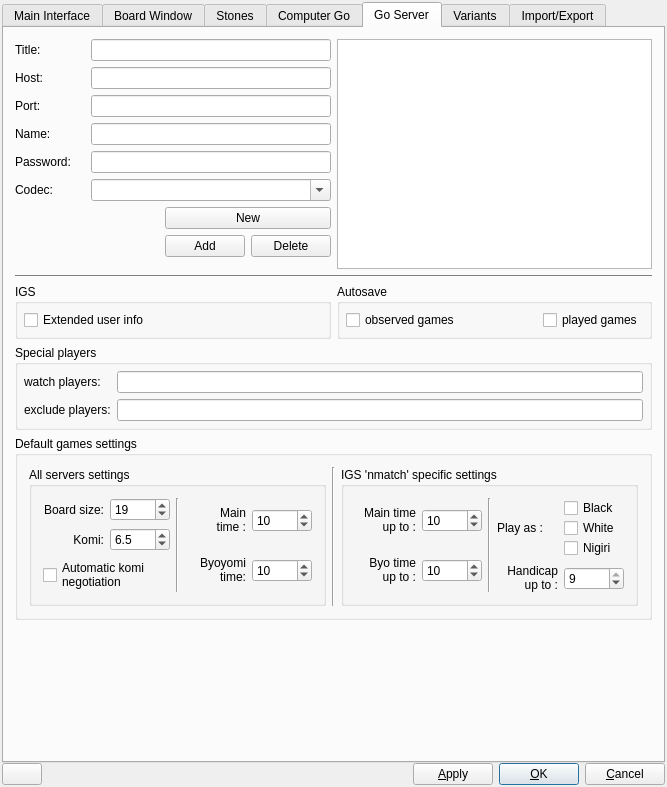
Above: src/preferences_gui.ui from bernds/q5Go before the change. Below: the same form after it.
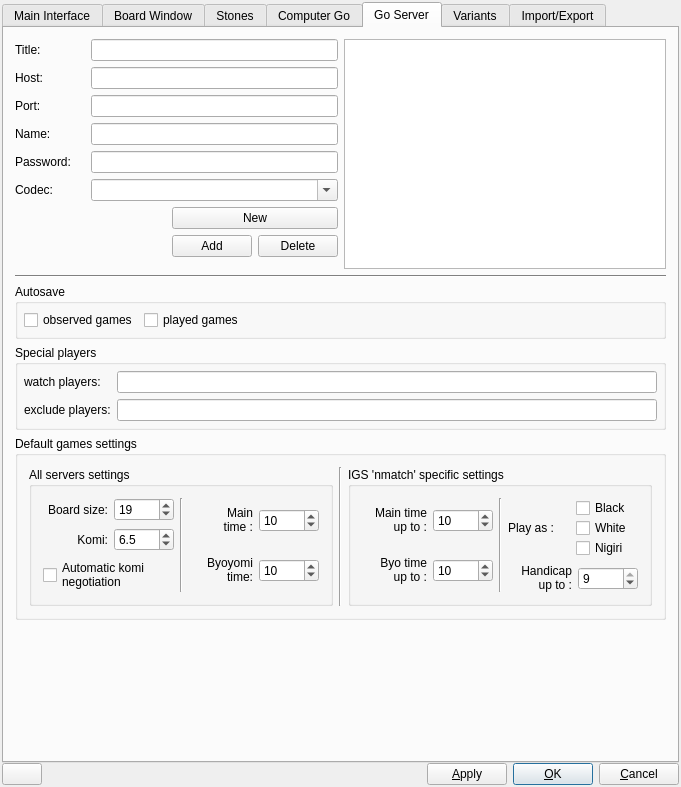
That is the form after the change. The open tabs and pages were chosen to show the change. Icons and pictures are not drawn. Custom widgets are drawn as their Qt base class.

The edit to the form file:
```diff
--- a/src/preferences_gui.ui
+++ b/src/preferences_gui.ui
@@ -6,7 +6,7 @@
    <rect>
     <x>0</x>
     <y>0</y>
-    <width>667</width>
+    <width>681</width>
     <height>787</height>
    </rect>
   </property>
@@ -2872,140 +2872,6 @@
          </item>
         </layout>
        </item>
-       <item row="11" column="0">
-        <widget class="QGroupBox" name="IGSgroup_box">
-         <property name="sizePolicy">
-          <sizepolicy hsizetype="Preferred" vsizetype="Minimum">
-           <horstretch>0</horstretch>
-           <verstretch>0</verstretch>
-          </sizepolicy>
-         </property>
-         <property name="title">
-          <string>IGS</string>
-         </property>
-         <layout class="QHBoxLayout" name="horizontalLayout_3">
-          <property name="spacing">
-           <number>6</number>
-          </property>
-          <property name="leftMargin">
-           <number>6</number>
-          </property>
-          <property name="topMargin">
-           <number>6</number>
-          </property>
-          <property name="rightMargin">
-           <number>6</number>
-          </property>
-          <property name="bottomMargin">
-           <number>6</number>
-          </property>
-          <item>
-           <widget class="QCheckBox" name="CheckBox_extUserInfo">
-            <property name="focusPolicy">
-             <enum>Qt::NoFocus</enum>
-            </property>
-            <property name="toolTip">
-             <string>see more information from users -&gt; slow!</string>
-            </property>
-            <property name="whatsThis">
-             <string>If checked then additional information is requested from server.
-
-'user' cmd instead of 'who', thus, info string, won/lost, country and language settings are available.
-
-Works slow! Use 'Refresh players' after changing.
-
-On IGS only.</string>
-            </property>
-            <property name="text">
-             <string>Extended user info</string>
-            </property>
-           </widget>
-          </item>
-         </layout>
-        </widget>
-       </item>
-       <item row="11" column="1">
-        <widget class="QGroupBox" name="IGSgroup_box_2">
-         <property name="sizePolicy">
-          <sizepolicy hsizetype="Preferred" vsizetype="Minimum">
-           <horstretch>0</horstretch>
-           <verstretch>0</verstretch>
-          </sizepolicy>
-         </property>
-         <property name="title">
-          <string>Autosave</string>
-         </property>
-         <layout class="QHBoxLayout">
-          <property name="spacing">
-           <number>6</number>
-          </property>
-          <property name="leftMargin">
-           <number>6</number>
-          </property>
-          <property name="topMargin">
-           <number>6</number>
-          </property>
-          <property name="rightMargin">
-           <number>6</number>
-          </property>
-          <property name="bottomMargin">
-           <number>6</number>
-          </property>
-          <item>
-           <widget class="QCheckBox" name="CheckBox_autoSave">
-            <property name="focusPolicy">
-             <enum>Qt::NoFocus</enum>
-            </property>
-            <property name="toolTip">
-             <string>check for automatic saving observed games</string>
-            </property>
-            <property name="whatsThis">
-             <string>Autosave
-
-If checked then when an observed game completes, it is automatically saved in the working directory</string>
-            </property>
-            <property name="text">
-             <string>observed games</string>
-            </property>
-           </widget>
-          </item>
-          <item>
-           <spacer name="spacer12">
-            <property name="orientation">
-             <enum>Qt::Horizontal</enum>
-            </property>
-            <property name="sizeType">
-             <enum>QSizePolicy::Expanding</enum>
-            </property>
-            <property name="sizeHint" stdset="0">
-             <size>
-              <width>0</width>
-              <height>20</height>
-             </size>
-            </property>
-           </spacer>
-          </item>
-          <item>
-           <widget class="QCheckBox" name="CheckBox_autoSave_Played">
-            <property name="focusPolicy">
-             <enum>Qt::NoFocus</enum>
-            </property>
-            <property name="toolTip">
-             <string>check for automatic saving for your games</string>
-            </property>
-            <property name="whatsThis">
-             <string>Autosave
-
-If checked then when a game you played completes, it is automatically saved in the working directory</string>
-            </property>
-            <property name="text">
-             <string>played games</string>
-            </property>
-           </widget>
-          </item>
-         </layout>
-        </widget>
-       </item>
        <item row="12" column="0" colspan="2">
         <widget class="QGroupBox" name="special_players">
          <property name="title">
@@ -4495,6 +4361,88 @@
          </property>
         </widget>
        </item>
+       <item row="11" column="0" colspan="2">
+        <widget class="QGroupBox" name="IGSgroup_box_2">
+         <property name="sizePolicy">
+          <sizepolicy hsizetype="Preferred" vsizetype="Minimum">
+           <horstretch>0</horstretch>
+           <verstretch>0</verstretch>
+          </sizepolicy>
+         </property>
+         <property name="title">
+          <string>Autosave</string>
+         </property>
+         <layout class="QHBoxLayout">
+          <property name="spacing">
+           <number>6</number>
+          </property>
+          <property name="leftMargin">
+           <number>6</number>
+          </property>
+          <property name="topMargin">
+           <number>6</number>
+          </property>
+          <property name="rightMargin">
+           <number>6</number>
+          </property>
+          <property name="bottomMargin">
+           <number>6</number>
+          </property>
+          <item>
+           <widget class="QCheckBox" name="CheckBox_autoSave">
+            <property name="focusPolicy">
+             <enum>Qt::NoFocus</enum>
+            </property>
+            <property name="toolTip">
+             <string>check for automatic saving observed games</string>
+            </property>
+            <property name="whatsThis">
+             <string>Autosave
+
+If checked then when an observed game completes, it is automatically saved in the working directory</string>
+            </property>
+            <property name="text">
+             <string>observed games</string>
+            </property>
+           </widget>
+          </item>
+          <item>
+           <widget class="QCheckBox" name="CheckBox_autoSave_Played">
+            <property name="focusPolicy">
+             <enum>Qt::NoFocus</enum>
+            </property>
+            <property name="toolTip">
+             <string>check for automatic saving for your games</string>
+            </property>
+            <property name="whatsThis">
+             <string>Autosave
+
+If checked then when a game you played completes, it is automatically saved in the working directory</string>
+            </property>
+            <property name="text">
+             <string>played games</string>
+            </property>
+           </widget>
+          </item>
+          <item>
+           <spacer name="spacer12">
+            <property name="orientation">
+             <enum>Qt::Horizontal</enum>
+            </property>
+            <property name="sizeType">
+             <enum>QSizePolicy::Expanding</enum>
+            </property>
+            <property name="sizeHint" stdset="0">
+             <size>
+              <width>0</width>
+              <height>20</height>
+             </size>
+            </property>
+           </spacer>
+          </item>
+         </layout>
+        </widget>
+       </item>
       </layout>
      </widget>
      <widget class="QWidget" name="variantsTabWidget">
```
